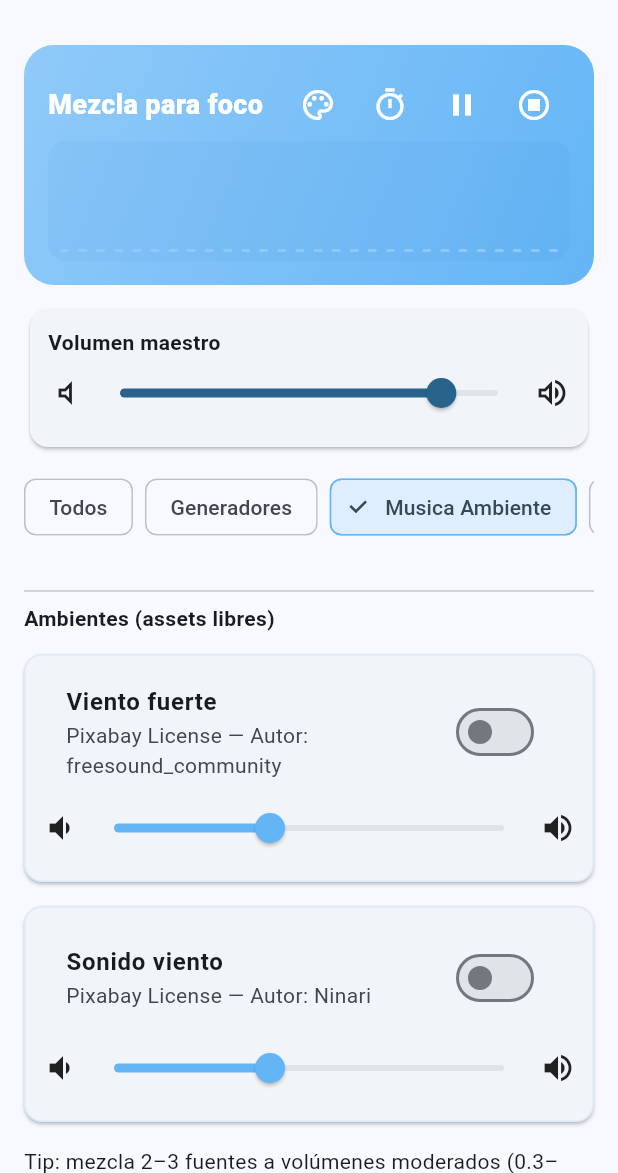
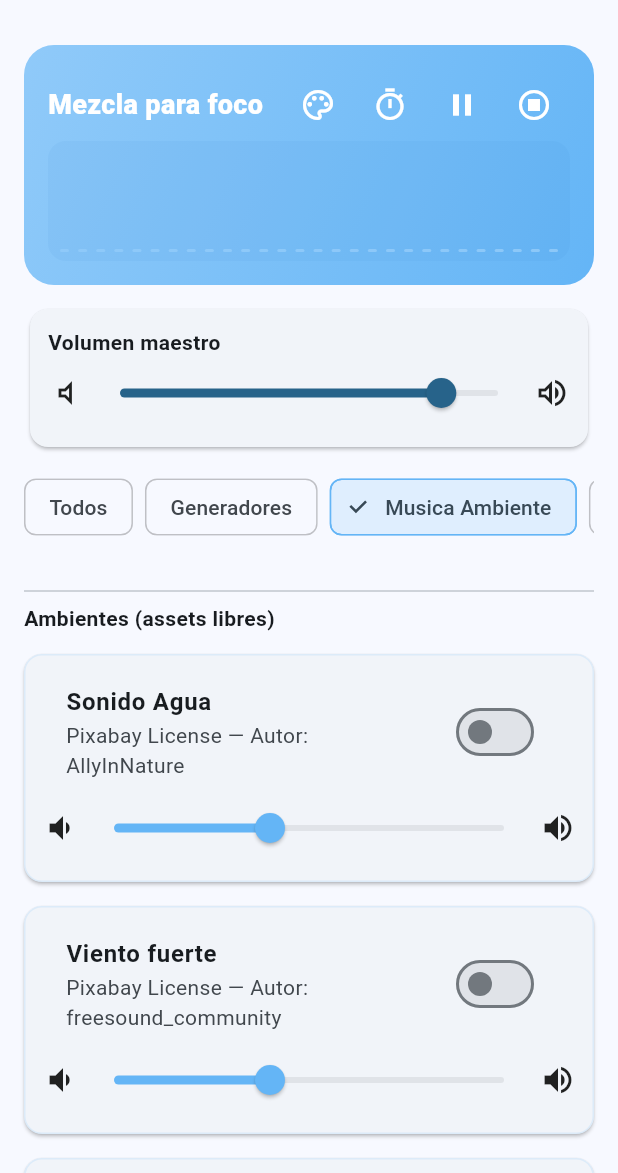
Before and after one commit to marcobritorobles1986-lang/focusnoise, a Flutter app: the screen it shows after launch, after a tap on "Musica Ambiente", on a phone screen of 412 x 824 dp, the part 63-1236 px from its top. Run offline on Flutter 3.47's test engine with Material 3 defaults, Android fonts, the phone set to English and light mode, and no system bars; our stand-ins replace audio_service, audioplayers, shared_preferences.

Commit message:
Versión 3.2.2

```diff
--- a/lib/mixer/mixer_page.dart
+++ b/lib/mixer/mixer_page.dart
@@ -111,6 +111,17 @@ class _MixerPageState extends State<MixerPage> {
 
   // ======= Ambientes por assets (con categorías) =======
   final List<_AssetTrack> _assetDefs = [
+    _AssetTrack(
+      'Sonido Agua',
+      'audio/ogg/running-stream-water-sound-239612.ogg',
+      'Musica Ambiente',
+      credit: Credit(
+        'Sonido Agua',
+        'Autor: AllyInNature ',
+        'Pixabay License',
+        'https://pixabay.com/es/users/allyinnature-39746607',
+      ),
+    ),
     _AssetTrack(
       'Viento fuerte',
       'audio/ogg/viento-fuerte-64333.ogg',
```
Also changed, not shown: 1 other file.
